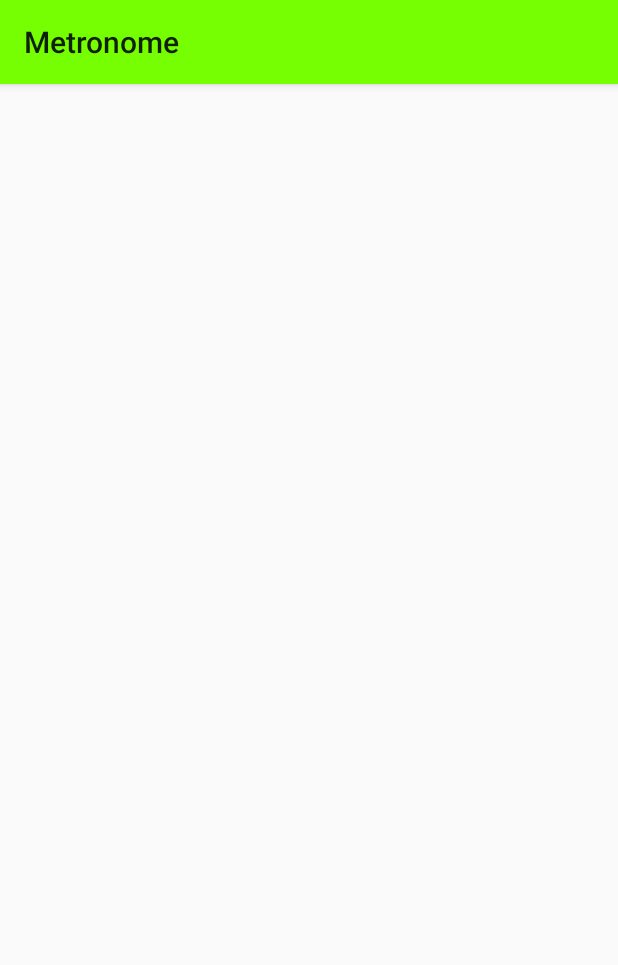
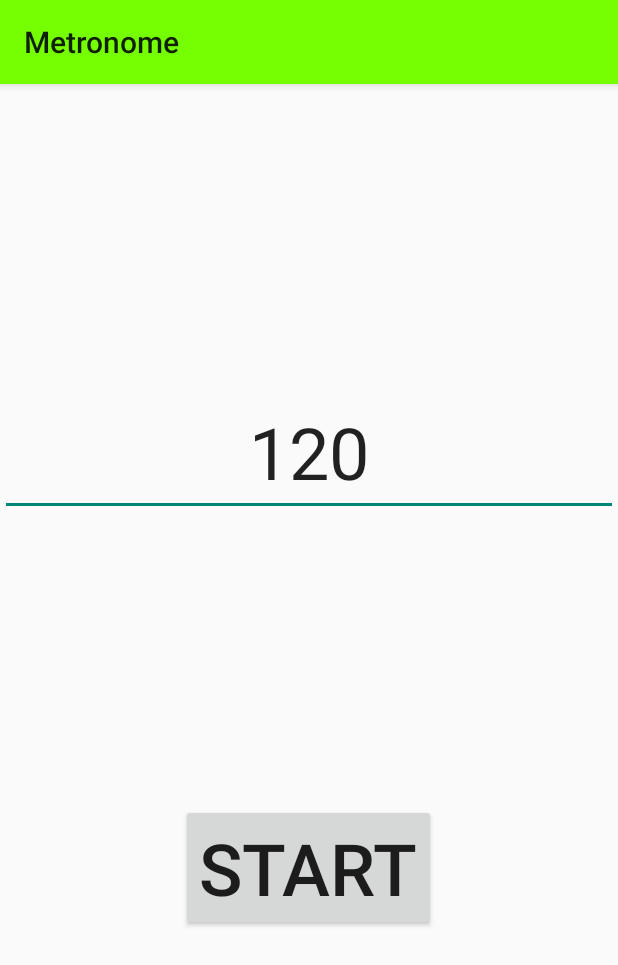
Before and after one commit to Ergoold/metronome, an Android app: the screen it shows after launch (MetronomeActivity), on a phone screen of 412 x 824 dp. Shown: the top 965 px of the screen. Run offline under Robolectric (Android 15) with nearby library versions, the phone set to English and light mode, and no system bars.

Commit message:
create metronome layout

```diff
--- a/app/src/main/res/layout/activity_metronome.xml
+++ b/app/src/main/res/layout/activity_metronome.xml
@@ -3,6 +3,27 @@
     xmlns:tools="http://schemas.android.com/tools"
     android:layout_width="match_parent"
     android:layout_height="match_parent"
+    android:gravity="center"
+    android:orientation="vertical"
     tools:context=".MetronomeActivity">
 
+    <EditText
+        android:id="@+id/bpm"
+        android:layout_width="match_parent"
+        android:layout_height="wrap_content"
+        android:text="@string/bpm_default"
+        android:textAlignment="center"
+        android:textSize="48sp" />
+
+    <Space
+        android:layout_width="match_parent"
+        android:layout_height="192dp" />
+
+    <Button
+        android:id="@+id/start"
+        android:layout_width="wrap_content"
+        android:layout_height="wrap_content"
+        android:text="START"
+        android:textSize="48sp" />
+
 </LinearLayout>
--- a/app/src/main/res/values/strings.xml
+++ b/app/src/main/res/values/strings.xml
@@ -1,3 +1,4 @@
 <resources>
     <string name="app_name">Metronome</string>
+    <string name="bpm_default">120</string>
 </resources>
```
